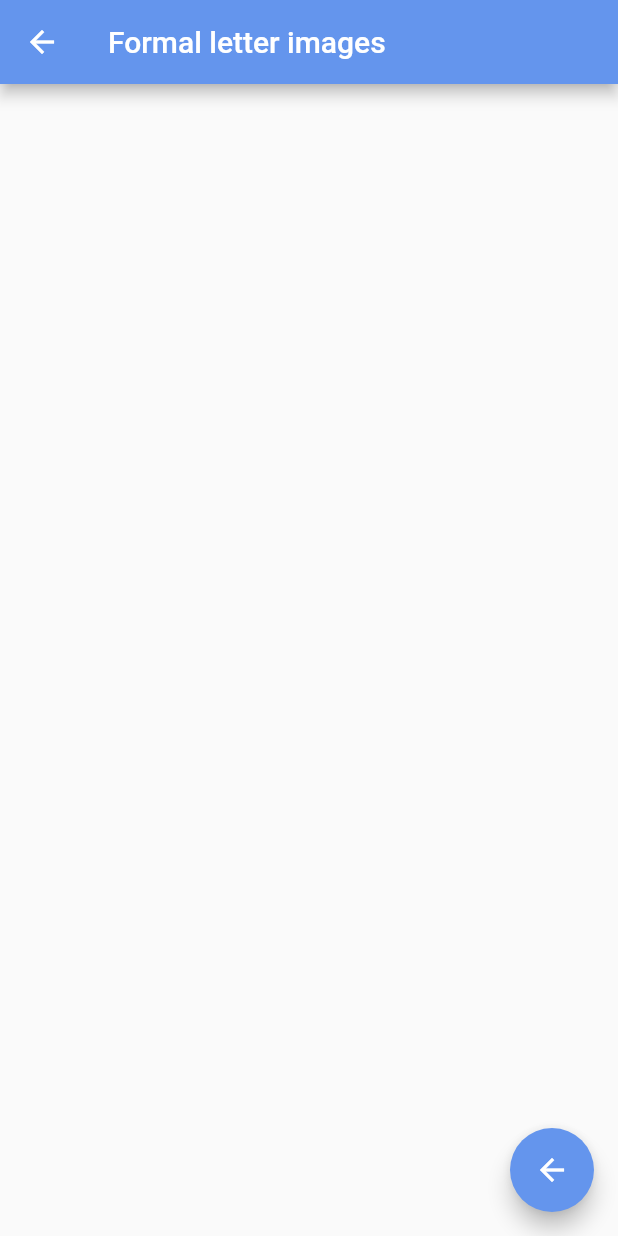
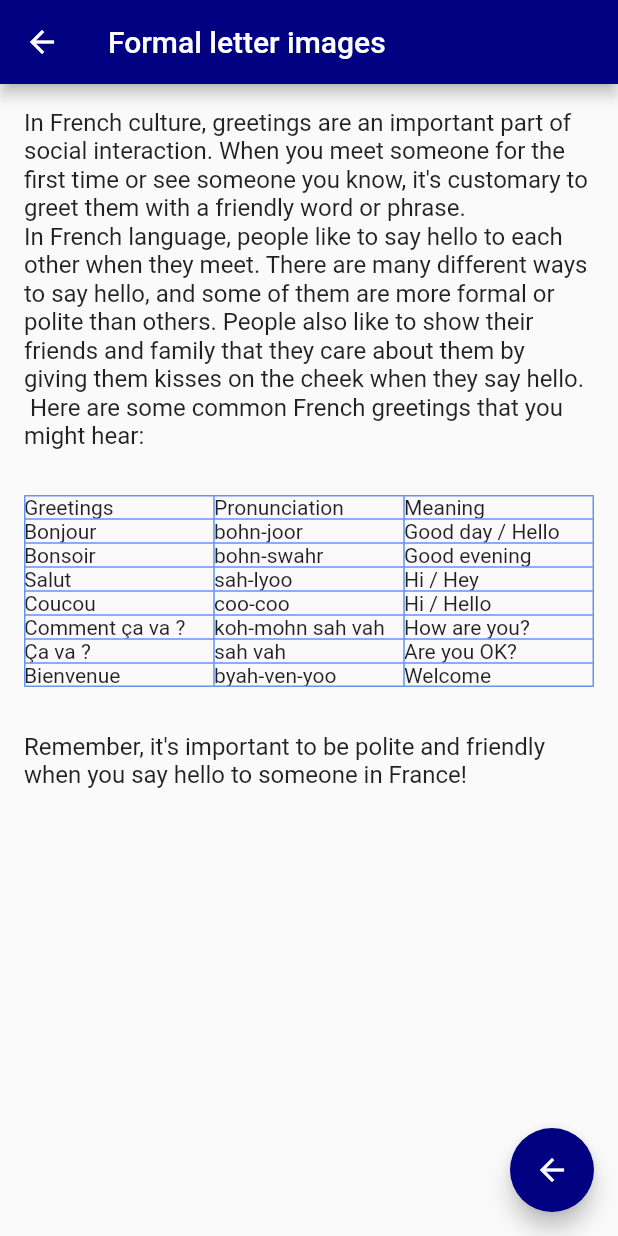
Before and after one commit to Bonnahjohn/frenchify, a Flutter app: the Salutation screen opened by its route, on a phone screen of 412 x 824 dp. Run offline on Flutter 3.47's test engine with Material 2 defaults, Android fonts, the phone set to English and light mode, and no system bars; missing offline and left inert: translator.

Commit message:
greetings section is introduction nice in the app

```diff
--- /dev/null
+++ b/lib/begin/configuration.dart
@@ -0,0 +1,10 @@
+String introText =
+    "In French culture, greetings are an important part of social interaction. When you meet someone for the first time or see someone you know, it's customary to greet them with a friendly word or phrase.";
+
+//mmmmmmmmmmmmmmmmmmmmmm othe paragraph
+String para =
+    "In French language, people like to say hello to each other when they meet. There are many different ways to say hello, and some of them are more formal or polite than others. People also like to show their friends and family that they care about them by giving them kisses on the cheek when they say hello.\n Here are some common French greetings that you might hear:";
+
+// later note mmmmmmmmmmmmmmmmmmmmmmmmmmmmm
+String note =
+    "Remember, it's important to be polite and friendly when you say hello to someone in France!";
--- a/lib/begin/salutation.dart
+++ b/lib/begin/salutation.dart
@@ -1,6 +1,7 @@
 // ignore_for_file: unused_import, prefer_const_constructors, file_names, prefer_const_literals_to_create_immutables
 
 import 'package:flutter/material.dart';
+import 'package:frenchify/begin/configuration.dart';
 import 'package:frenchify/main.dart';
 
 class Salutation extends StatelessWidget {
@@ -10,7 +11,7 @@ class Salutation extends StatelessWidget {
   Widget build(BuildContext context) {
     return Scaffold(
       appBar: AppBar(
-        backgroundColor: Color.fromRGBO(100, 149, 237, 1),
+        backgroundColor: Color.fromRGBO(0, 0, 128, 1),
         title: Text('Formal letter images'),
       ),
       body: SafeArea(
@@ -18,12 +19,32 @@ class Salutation extends StatelessWidget {
         padding: EdgeInsets.all(16.0),
         child: SingleChildScrollView(
           child: Column(
-            children: <Widget>[Table()],
+            children: <Widget>[
+              SelectableText(
+                introText,
+                style: TextStyle(fontSize: 16),
+              ),
+              SelectableText(
+                para,
+                style: TextStyle(fontSize: 16),
+              ),
+              SizedBox(
+                height: 30,
+              ),
+              Tables(),
+              SizedBox(
+                height: 30,
+              ),
+              SelectableText(
+                note,
+                style: TextStyle(fontSize: 16),
+              ),
+            ],
           ),
         ),
       )),
       floatingActionButton: FloatingActionButton(
-          backgroundColor: Color.fromRGBO(100, 149, 237, 1),
+          backgroundColor: Color.fromRGBO(0, 0, 128, 1),
           onPressed: () {
             Navigator.pop(context);
           },
@@ -31,3 +52,60 @@ class Salutation extends StatelessWidget {
     );
   }
 }
+
+//  mmmmmmmmmmmmmmmmmmmmmmmmmmmmmmmmmmm content of the table mmmmmmmmmmmmmmmmmm
+
+class Tables extends StatelessWidget {
+  const Tables({super.key});
+
+  @override
+  Widget build(BuildContext context) {
+    return InteractiveViewer(
+        boundaryMargin: EdgeInsets.all(20.0),
+        child: Table(
+          border: TableBorder.all(color: Color.fromRGBO(100, 149, 237, 1)),
+          children: [
+            TableRow(children: [
+              SelectableText('Greetings'),
+              Text('Pronunciation'),
+              Text('Meaning'),
+            ]),
+            TableRow(children: [
+              Text('Bonjour'),
+              Text('bohn-joor'),
+              Text('Good day / Hello'),
+            ]),
+            TableRow(children: [
+              Text('Bonsoir'),
+              Text('bohn-swahr'),
+              Text('Good evening'),
+            ]),
+            TableRow(children: [
+              Text('Salut'),
+              Text('sah-lyoo'),
+              Text('Hi / Hey'),
+            ]),
+            TableRow(children: [
+              Text('Coucou'),
+              Text('coo-coo'),
+              Text('Hi / Hello'),
+            ]),
+            TableRow(children: [
+              Text('Comment ça va ?'),
+              Text('koh-mohn sah vah'),
+              Text('How are you?'),
+            ]),
+            TableRow(children: [
+              Text('Ça va ?'),
+              Text('sah vah'),
+              Text('Are you OK?'),
+            ]),
+            TableRow(children: [
+              Text('Bienvenue'),
+              Text('byah-ven-yoo'),
+              Text('Welcome'),
+            ]),
+          ],
+        ));
+  }
+}
```
